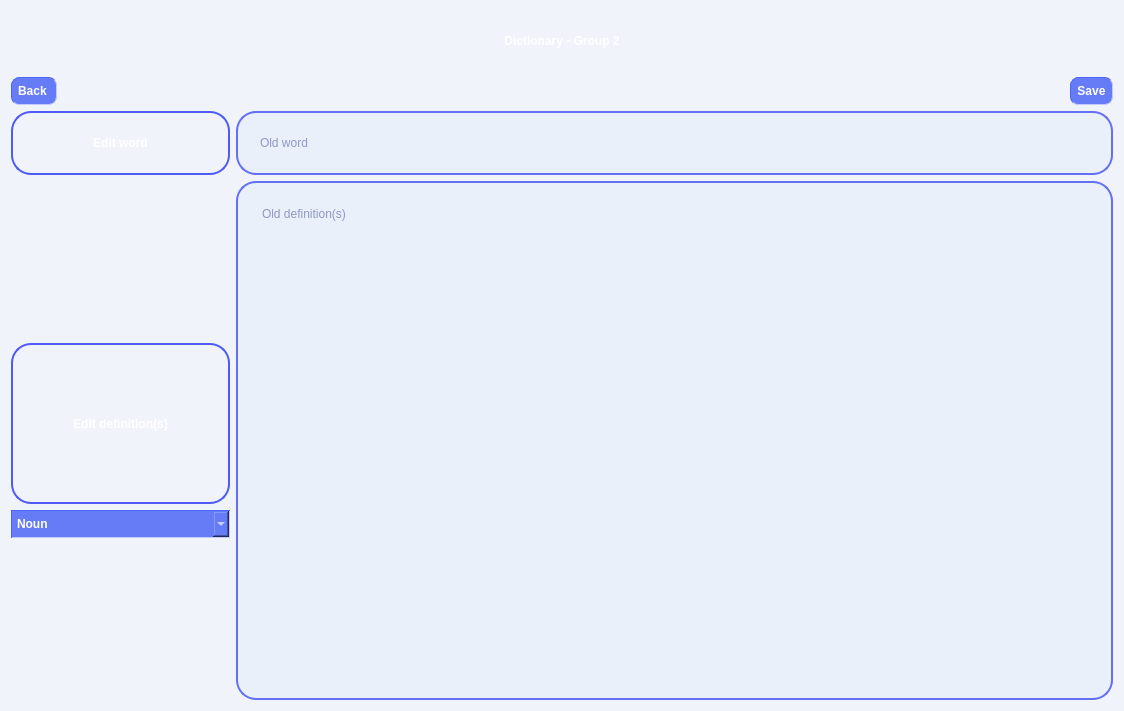
Old version of the form editscreen.ui in the repository OHonSam/CS163_Group2_Dictionary.
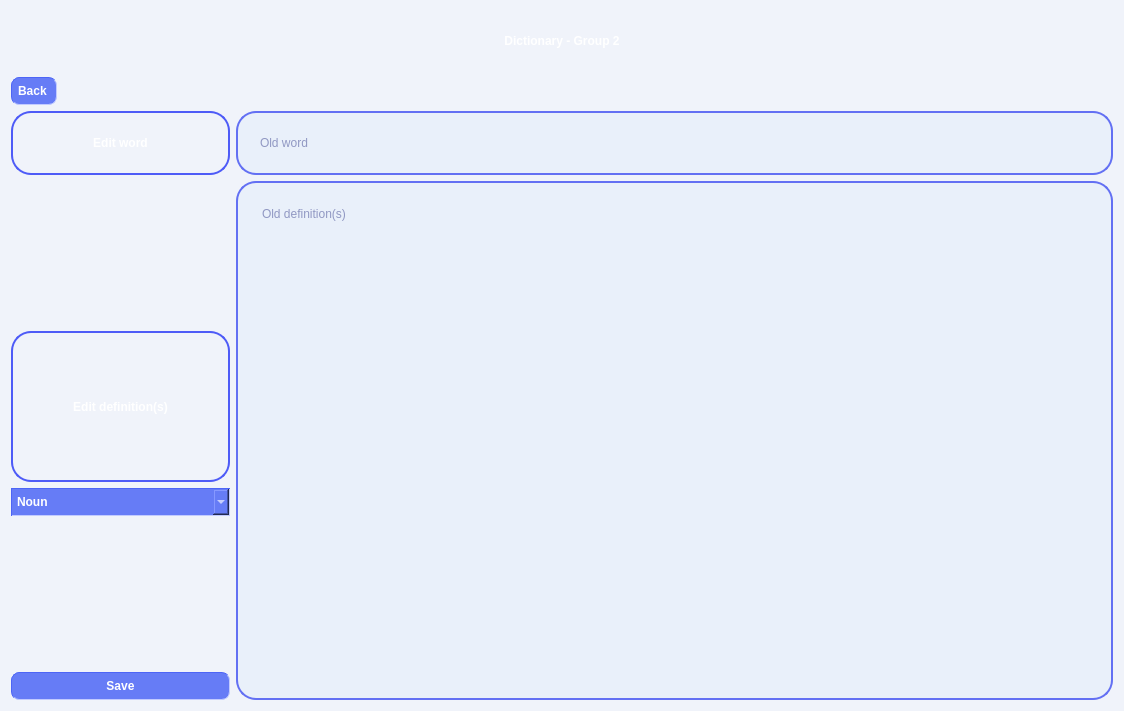
New version of the form. Icons and pictures are not drawn.

Commit message: from home to edit screen

The edit to the form file:
```diff
--- a/editscreen.ui
+++ b/editscreen.ui
@@ -75,26 +75,6 @@
          </property>
         </spacer>
        </item>
-       <item>
-        <widget class="QPushButton" name="pushButton_save">
-         <property name="styleSheet">
-          <string notr="true">padding: 6px;
-border-color: rgb(77, 101, 246);
-border-width : 1px;
-border-style:inset;
-border-radius: 8px;
-  min-height: 1px;
-  min-width: 1px;
-background-color: rgb(102, 124, 246);
-font: 11pt &quot;Comfortaa&quot;;
-font: bold;
-color: white;</string>
-         </property>
-         <property name="text">
-          <string>Save</string>
-         </property>
-        </widget>
-       </item>
       </layout>
      </item>
     </layout>
@@ -152,7 +132,7 @@
    <item>
     <layout class="QHBoxLayout" name="horizontalLayout_3" stretch="1,4">
      <item>
-      <layout class="QVBoxLayout" name="verticalLayout_5" stretch="1,1,1,1">
+      <layout class="QVBoxLayout" name="verticalLayout_5" stretch="1,1,1,1,0">
        <item>
         <spacer name="verticalSpacer_2">
          <property name="orientation">
@@ -277,6 +257,26 @@
          </property>
         </spacer>
        </item>
+       <item>
+        <widget class="QPushButton" name="pushButton_save">
+         <property name="styleSheet">
+          <string notr="true">padding: 6px;
+border-color: rgb(77, 101, 246);
+border-width : 1px;
+border-style:inset;
+border-radius: 8px;
+  min-height: 1px;
+  min-width: 1px;
+background-color: rgb(102, 124, 246);
+font: 11pt &quot;Comfortaa&quot;;
+font: bold;
+color: white;</string>
+         </property>
+         <property name="text">
+          <string>Save</string>
+         </property>
+        </widget>
+       </item>
       </layout>
      </item>
      <item>
```
The commit also changes 5 other files.
